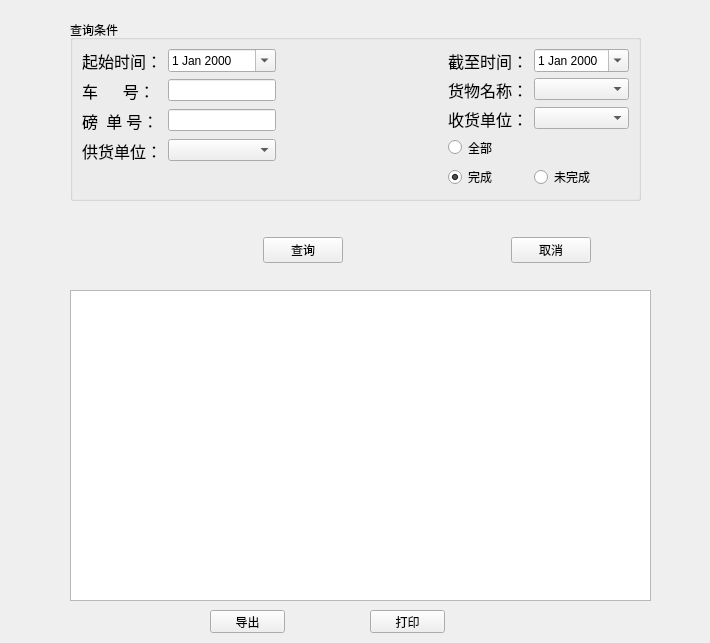
Qt form ui/poll_main.ui (yuyan235813/balance_platform) before a commit.
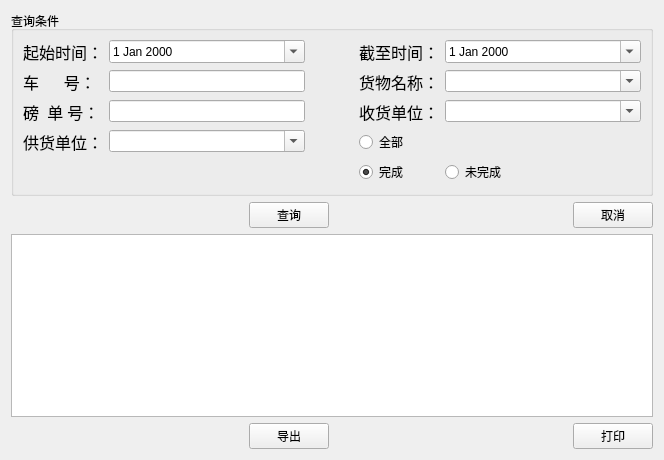
The same form after that commit.

Patch:
```diff
--- a/ui/poll_main.ui
+++ b/ui/poll_main.ui
@@ -6,80 +6,24 @@
    <rect>
     <x>0</x>
     <y>0</y>
-    <width>710</width>
-    <height>643</height>
+    <width>664</width>
+    <height>460</height>
    </rect>
   </property>
   <property name="windowTitle">
    <string>查询</string>
   </property>
-  <widget class="QWidget" name="layoutWidget">
-   <property name="geometry">
-    <rect>
-     <x>100</x>
-     <y>230</y>
-     <width>491</width>
-     <height>41</height>
-    </rect>
-   </property>
-   <layout class="QHBoxLayout" name="horizontalLayout_3" stretch="0,0,0,0">
+  <layout class="QVBoxLayout" name="verticalLayout_3">
     <item>
-     <spacer name="horizontalSpacer_6">
-      <property name="orientation">
-       <enum>Qt::Horizontal</enum>
-      </property>
-      <property name="sizeHint" stdset="0">
-       <size>
-        <width>40</width>
-        <height>20</height>
-       </size>
-      </property>
-     </spacer>
-    </item>
+    <layout class="QVBoxLayout" name="verticalLayout_2">
     <item>
-     <widget class="QPushButton" name="QueryPushButton">
-      <property name="text">
-       <string>查询</string>
-      </property>
-     </widget>
-    </item>
-    <item>
-     <spacer name="horizontalSpacer_5">
-      <property name="orientation">
-       <enum>Qt::Horizontal</enum>
-      </property>
-      <property name="sizeHint" stdset="0">
-       <size>
-        <width>40</width>
-        <height>20</height>
-       </size>
-      </property>
-     </spacer>
-    </item>
-    <item>
-     <widget class="QPushButton" name="cancelPushButton">
-      <property name="text">
-       <string>取消</string>
-      </property>
-     </widget>
-    </item>
-   </layout>
-  </widget>
   <widget class="QGroupBox" name="groupBox">
-   <property name="geometry">
-    <rect>
-     <x>70</x>
-     <y>20</y>
-     <width>571</width>
-     <height>181</height>
-    </rect>
-   </property>
    <property name="title">
     <string>查询条件</string>
    </property>
    <layout class="QVBoxLayout" name="verticalLayout">
     <item>
-     <layout class="QHBoxLayout" name="horizontalLayout_2">
+         <layout class="QHBoxLayout" name="horizontalLayout_2" stretch="6,1,6">
       <item>
        <layout class="QFormLayout" name="formLayout">
         <property name="verticalSpacing">
@@ -155,7 +99,11 @@
          </widget>
         </item>
         <item row="3" column="1">
-         <widget class="QComboBox" name="SupplyNamecomboBox"/>
+             <widget class="QComboBox" name="SupplyNamecomboBox">
+              <property name="editable">
+               <bool>true</bool>
+              </property>
+             </widget>
         </item>
        </layout>
       </item>
@@ -245,10 +193,18 @@
          </widget>
         </item>
         <item row="2" column="1">
-         <widget class="QComboBox" name="ReceiverNamecomboBox"/>
+             <widget class="QComboBox" name="ReceiverNamecomboBox">
+              <property name="editable">
+               <bool>true</bool>
+              </property>
+             </widget>
         </item>
         <item row="1" column="1">
-         <widget class="QComboBox" name="CargoNamecomboBox"/>
+             <widget class="QComboBox" name="CargoNamecomboBox">
+              <property name="editable">
+               <bool>true</bool>
+              </property>
+             </widget>
         </item>
        </layout>
       </item>
@@ -256,42 +212,105 @@
     </item>
    </layout>
   </widget>
+     </item>
+     <item>
+      <layout class="QHBoxLayout" name="horizontalLayout_3" stretch="0,0,0,0">
+       <item>
+        <spacer name="horizontalSpacer_6">
+         <property name="orientation">
+          <enum>Qt::Horizontal</enum>
+         </property>
+         <property name="sizeHint" stdset="0">
+          <size>
+           <width>40</width>
+           <height>20</height>
+          </size>
+         </property>
+        </spacer>
+       </item>
+       <item>
+        <widget class="QPushButton" name="QueryPushButton">
+         <property name="text">
+          <string>查询</string>
+         </property>
+        </widget>
+       </item>
+       <item>
+        <spacer name="horizontalSpacer_5">
+         <property name="orientation">
+          <enum>Qt::Horizontal</enum>
+         </property>
+         <property name="sizeHint" stdset="0">
+          <size>
+           <width>40</width>
+           <height>20</height>
+          </size>
+         </property>
+        </spacer>
+       </item>
+       <item>
+        <widget class="QPushButton" name="cancelPushButton">
+         <property name="text">
+          <string>取消</string>
+         </property>
+        </widget>
+       </item>
+      </layout>
+     </item>
+     <item>
   <widget class="QTableView" name="tableView">
-   <property name="geometry">
-    <rect>
-     <x>70</x>
-     <y>290</y>
-     <width>581</width>
-     <height>311</height>
-    </rect>
-   </property>
-  </widget>
+       <property name="editTriggers">
+        <set>QAbstractItemView::NoEditTriggers</set>
+       </property>
+      </widget>
+     </item>
+     <item>
+      <layout class="QHBoxLayout" name="horizontalLayout">
+       <item>
+        <spacer name="horizontalSpacer">
+         <property name="orientation">
+          <enum>Qt::Horizontal</enum>
+         </property>
+         <property name="sizeHint" stdset="0">
+          <size>
+           <width>40</width>
+           <height>20</height>
+          </size>
+         </property>
+        </spacer>
+       </item>
+       <item>
   <widget class="QPushButton" name="excelPushButton_2">
-   <property name="geometry">
-    <rect>
-     <x>210</x>
-     <y>610</y>
-     <width>75</width>
-     <height>23</height>
-    </rect>
-   </property>
    <property name="text">
     <string>导出</string>
    </property>
   </widget>
+       </item>
+       <item>
+        <spacer name="horizontalSpacer_3">
+         <property name="orientation">
+          <enum>Qt::Horizontal</enum>
+         </property>
+         <property name="sizeHint" stdset="0">
+          <size>
+           <width>40</width>
+           <height>20</height>
+          </size>
+         </property>
+        </spacer>
+       </item>
+       <item>
   <widget class="QPushButton" name="printPushButton">
-   <property name="geometry">
-    <rect>
-     <x>370</x>
-     <y>610</y>
-     <width>75</width>
-     <height>23</height>
-    </rect>
-   </property>
    <property name="text">
     <string>打印</string>
    </property>
   </widget>
+       </item>
+      </layout>
+     </item>
+    </layout>
+   </item>
+  </layout>
  </widget>
  <resources/>
  <connections/>
```
Left out of the diff: 4 changed lines with no effect on the pictures. Lines whose indentation alone changed are shown as unchanged.
